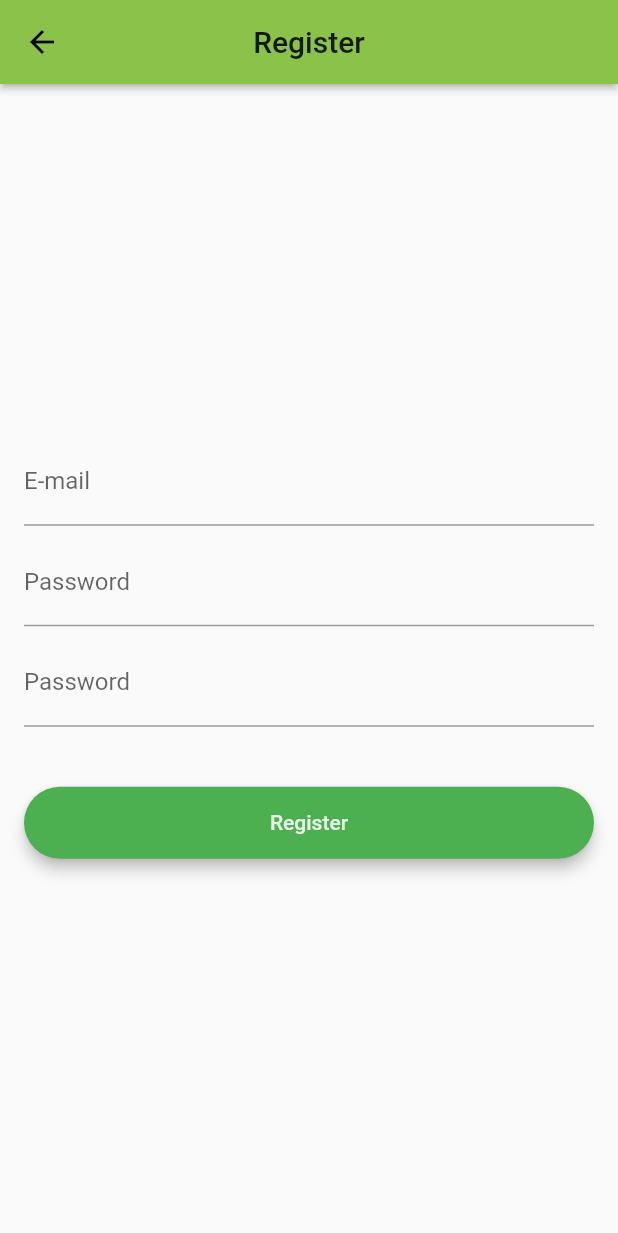
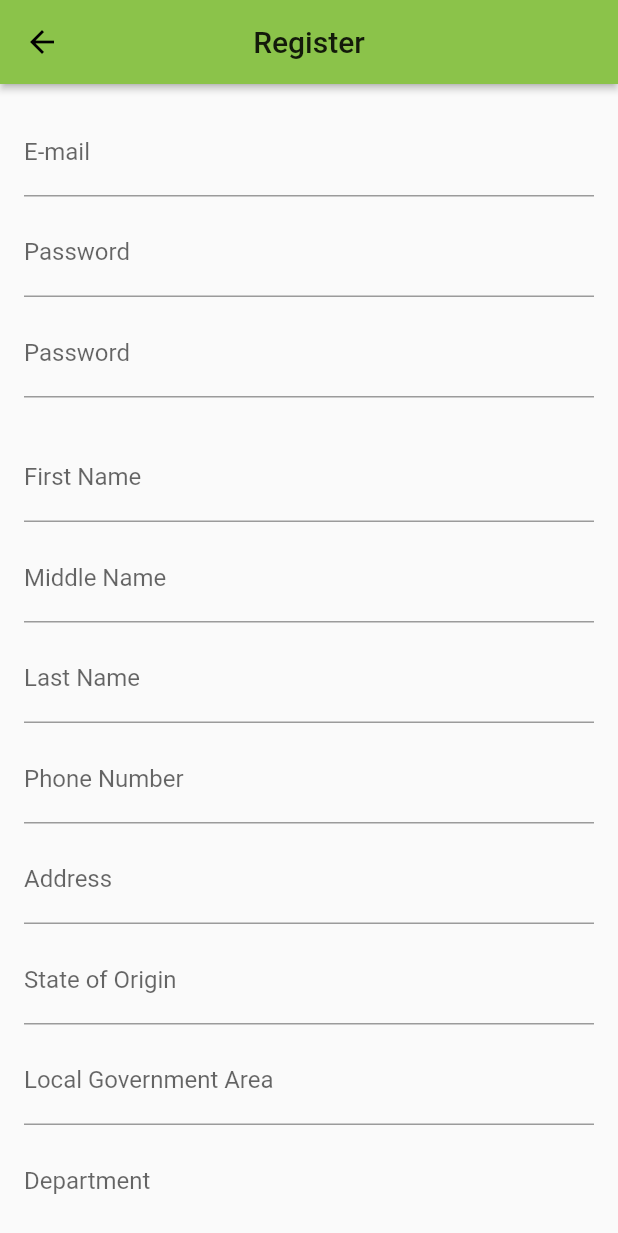
Before and after one commit to Detective-Khalifah/student_repository, a Flutter app: the RegistrationPage screen opened by its route, on a phone screen of 412 x 824 dp. Shown: the top 1233 px of the screen. Run offline on Flutter 3.47's test engine with Material 2 defaults, Android fonts, the phone set to English and light mode, and no system bars; our stand-ins replace cloud_firestore, firebase_auth, firebase_core; accounts and stored records are empty.

Commit message:
Add more fields to {@link RegistrationPage} Replace {@link Column} with a vertical {@link ListView} to accommodate all {@link FormField}s

```diff
--- a/lib/pages/registration_page.dart
+++ b/lib/pages/registration_page.dart
@@ -35,9 +35,8 @@ class _RegistrationPageState extends State<RegistrationPage> {
         key: _regFormKey,
         child: Padding(
           padding: const EdgeInsets.all(16.0),
-          child: Column(
-            mainAxisAlignment: MainAxisAlignment.center,
-            crossAxisAlignment: CrossAxisAlignment.stretch,
+          child: ListView(
+            scrollDirection: Axis.vertical,
             children: <Widget>[
               TextFormField(
                 controller: emailControl,
@@ -97,6 +96,161 @@ class _RegistrationPageState extends State<RegistrationPage> {
               SizedBox(
                 height: 24.0,
               ),
+              // TODO: Consider which of middle & last names can be edited --
+              //  Adele hasn't a last, most don't have a middle, or hide it.
+              TextFormField(
+                textAlign: TextAlign.center,
+                keyboardType: TextInputType.name,
+                onChanged: (value) {},
+                validator: (value) {
+                  if (value == null || value.isEmpty) {
+                    return 'Name must be entered!';
+                  }
+                  return null;
+                },
+                decoration: InputDecoration(
+                  labelText: 'First Name',
+                ),
+              ),
+              SizedBox(
+                height: 8.0,
+              ),
+              TextFormField(
+                textAlign: TextAlign.center,
+                keyboardType: TextInputType.name,
+                onChanged: (value) {},
+                // validator: (value) {
+                //   if (value == null || value.isEmpty) {
+                //     return 'Middle  must be entered!';
+                //   }
+                //   return null;
+                // },
+                decoration: InputDecoration(
+                  labelText: 'Middle Name',
+                ),
+              ),
+              SizedBox(
+                height: 8.0,
+              ),
+              TextFormField(
+                textAlign: TextAlign.center,
+                keyboardType: TextInputType.name,
+                onChanged: (value) {},
+                validator: (value) {
+                  if (value == null || value.isEmpty) {
+                    return 'Last Name must be entered!';
+                  }
+                  return null;
+                },
+                decoration: InputDecoration(
+                  labelText: 'Last Name',
+                ),
+              ),
+              SizedBox(
+                height: 8.0,
+              ),
+              TextFormField(
+                textAlign: TextAlign.center,
+                keyboardType: TextInputType.phone,
+                onChanged: (value) {},
+                validator: (value) {
+                  if (value == null || value.isEmpty) {
+                    return 'Phone number must be entered!';
+                  }
+                  return null;
+                },
+                decoration: InputDecoration(
+                  labelText: 'Phone Number',
+                ),
+              ),
+              SizedBox(
+                height: 8.0,
+              ),
+              TextFormField(
+                textAlign: TextAlign.center,
+                keyboardType: TextInputType.streetAddress,
+                onChanged: (value) {},
+                validator: (value) {
+                  if (value == null || value.isEmpty) {
+                    return 'Address must be entered!';
+                  }
+                  return null;
+                },
+                decoration: InputDecoration(
+                  labelText: 'Address',
+                ),
+              ),
+              SizedBox(
+                height: 8.0,
+              ),
+              TextFormField(
+                textAlign: TextAlign.center,
+                keyboardType: TextInputType.streetAddress,
+                onChanged: (value) {},
+                validator: (value) {
+                  if (value == null || value.isEmpty) {
+                    return 'State must be entered!';
+                  }
+                  return null;
+                },
+                decoration: InputDecoration(
+                  labelText: 'State of Origin',
+                ),
+              ),
+              SizedBox(
+                height: 8.0,
+              ),
+              TextFormField(
+                textAlign: TextAlign.center,
+                keyboardType: TextInputType.streetAddress,
+                onChanged: (value) {},
+                validator: (value) {
+                  if (value == null || value.isEmpty) {
+                    return 'L. G. A. must be entered!';
+                  }
+                  return null;
+                },
+                decoration: InputDecoration(
+                  labelText: 'Local Government Area',
+                ),
+              ),
+              SizedBox(
+                height: 8.0,
+              ),
+              TextFormField(
+                textAlign: TextAlign.center,
+                keyboardType: TextInputType.multiline,
+                onChanged: (value) {},
+                validator: (value) {
+                  if (value == null || value.isEmpty) {
+                    return 'Department must be entered!';
+                  }
+                  return null;
+                },
+                decoration: InputDecoration(
+                  labelText: 'Department',
+                ),
+              ),
+              SizedBox(
+                height: 8.0,
+              ),
+              TextFormField(
+                textAlign: TextAlign.center,
+                keyboardType: TextInputType.name,
+                onChanged: (value) {},
+                validator: (value) {
+                  if (value == null || value.isEmpty) {
+                    return 'Matriculation # must be entered!';
+                  }
+                  return null;
+                },
+                decoration: InputDecoration(
+                  labelText: 'Matriculation Number',
+                ),
+              ),
+              SizedBox(
+                height: 8.0,
+              ),
               RoundedButton(
                 colour: Colors.green,
                 label: 'Register',
```
